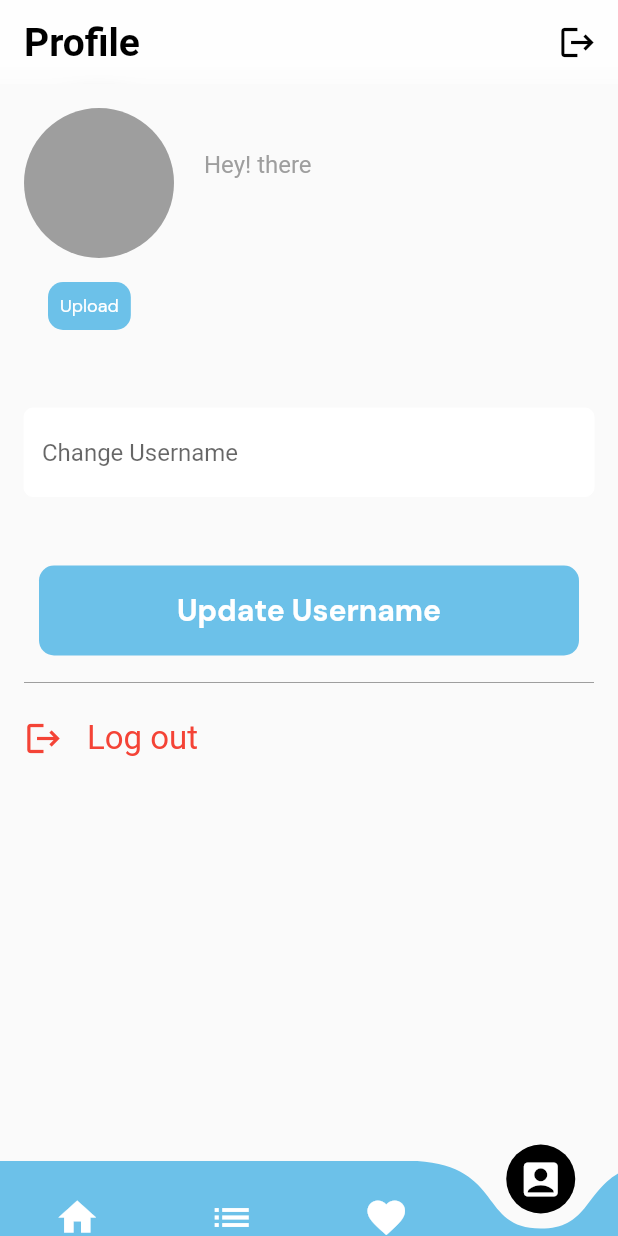
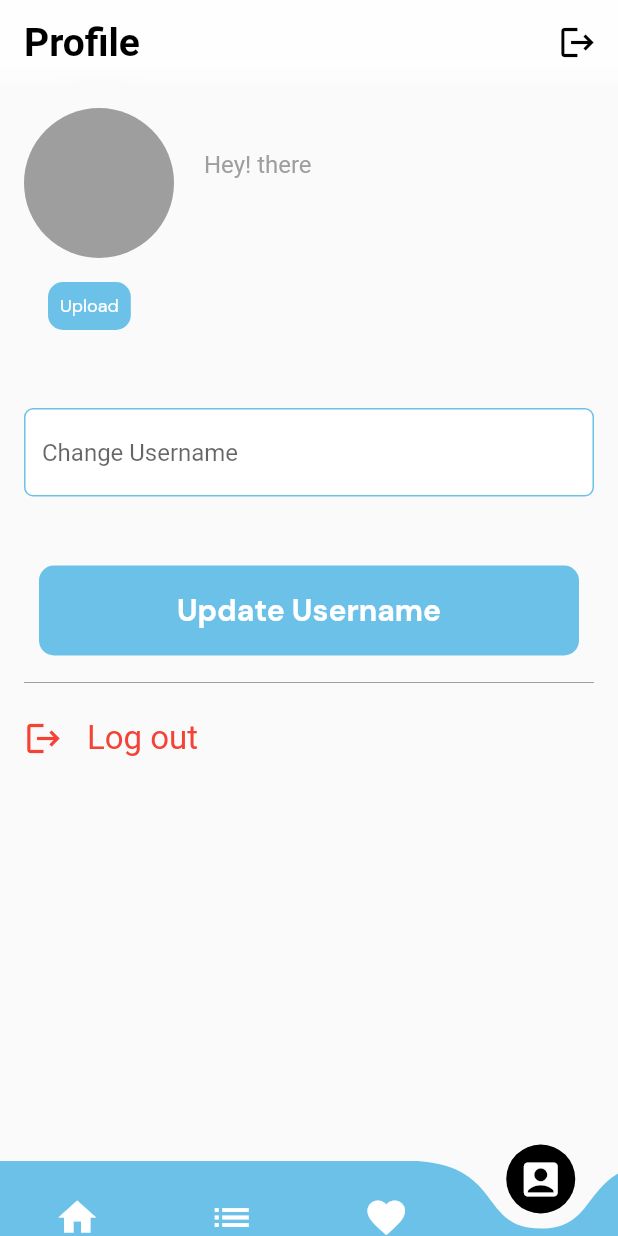
Before and after one commit to TESLA2402/Supabase_Flutter, a Flutter app: the Main screen opened directly, item 4 of the bottom bar chosen, on a phone screen of 412 x 824 dp. Run offline on Flutter 3.47's test engine with Material 2 defaults, Android fonts, the light colour scheme and no system bars; drawn by our look-alikes of curved_navigation_bar; our stand-ins replace cached_network_image, google_fonts, image_picker, shared_preferences, supabase_flutter, webview_flutter; accounts and stored records are empty; network calls fail; Roboto replaces fonts that are missing (Alata, Tinos).

Commit message:
final changes

```diff
--- a/flutter_supabase/lib/screens/profile.dart
+++ b/flutter_supabase/lib/screens/profile.dart
@@ -1,3 +1,5 @@
+import 'dart:ui';
+
 import 'package:flutter/material.dart';
 import 'package:flutter_supabase/constants/colors.dart';
 import 'package:flutter_supabase/constants/constants.dart';
@@ -116,11 +118,11 @@ class _ProfileScreenState extends State<ProfileScreen> {
                 enabledBorder: OutlineInputBorder(
                     borderRadius: BorderRadius.circular(6),
                     borderSide:
-                        const BorderSide(width: 0, color: Colors.white)),
+                        const BorderSide(width: 1, color: AppColors.button)),
                 focusedBorder: OutlineInputBorder(
                     borderRadius: BorderRadius.circular(6),
                     borderSide:
-                        const BorderSide(width: 0, color: Colors.white))),
+                        const BorderSide(width: 0, color: AppColors.button))),
           ),
           const SizedBox(
             height: 36,
```
Also changed, not shown: flutter_supabase/lib/screens/favourites.dart (+3 -5 lines), flutter_supabase/lib/screens/home.dart (+9 -16 lines).
